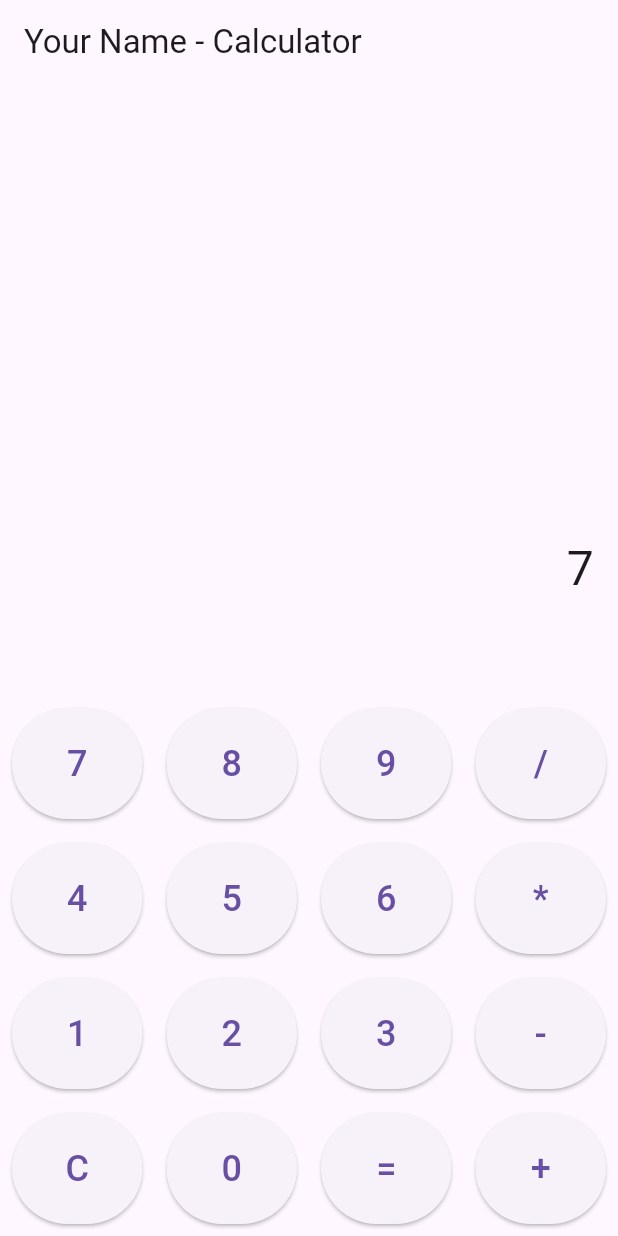
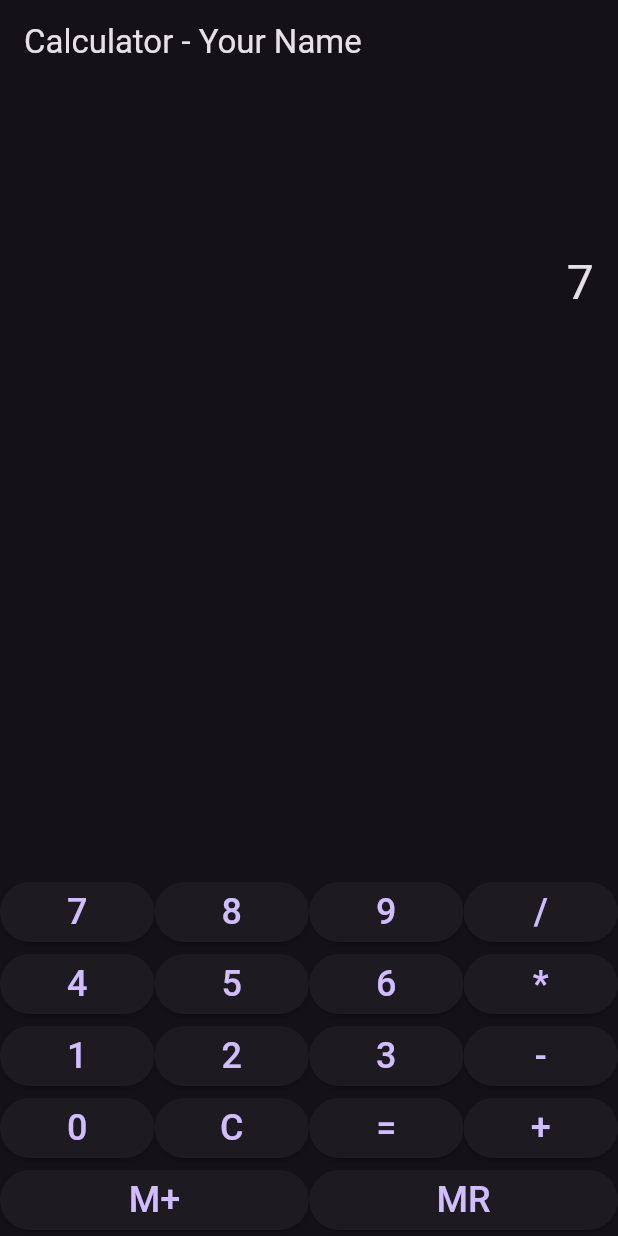
Before and after one commit to Michael-Nester/flutter-calculator, a Flutter app: the screen it shows after launch, after a tap on an icon or button, on a phone screen of 412 x 824 dp. Run offline on Flutter 3.47's test engine with Material 3 defaults, Android fonts, the phone set to English and light mode, and no system bars; missing offline and left inert: expressions.

Commit message:
Added memory features to the calculator app.

```diff
--- a/lib/main.dart
+++ b/lib/main.dart
@@ -1,35 +1,35 @@
+// Added memory functionality to store and recall values
+import 'package:expressions/expressions.dart';
 import 'package:flutter/material.dart';
-import 'package:expressions/expressions.dart';
 
 void main() {
   runApp(const CalculatorApp());
 }
 
 class CalculatorApp extends StatelessWidget {
-  const CalculatorApp({super.key});
+  const CalculatorApp({Key? key}) : super(key: key);
 
   @override
   Widget build(BuildContext context) {
     return MaterialApp(
-      title: 'Your Name - Calculator',
-      theme: ThemeData(
-        primarySwatch: Colors.blue,
-      ),
+      title: 'Calculator - Your Name',
+      theme: ThemeData.dark(),
       home: const CalculatorScreen(),
     );
   }
 }
 
 class CalculatorScreen extends StatefulWidget {
-  const CalculatorScreen({super.key});
+  const CalculatorScreen({Key? key}) : super(key: key);
 
   @override
-  State<CalculatorScreen> createState() => _CalculatorScreenState();
+  _CalculatorScreenState createState() => _CalculatorScreenState();
 }
 
 class _CalculatorScreenState extends State<CalculatorScreen> {
   String _expression = '';
   String _result = '';
+  double? _memory; // Added memory variable
 
   void _onButtonPressed(String value) {
     setState(() {
@@ -40,10 +40,16 @@ class _CalculatorScreenState extends State<CalculatorScreen> {
         try {
           final exp = Expression.parse(_expression);
           final evaluator = const ExpressionEvaluator();
-          final evalResult = evaluator.eval(exp, {});
-          _result = evalResult.toString();
+          _result = evaluator.eval(exp, {}).toString();
+          _expression += ' = $_result';
         } catch (e) {
           _result = 'Error';
+        }
+      } else if (value == 'M+') {
+        _memory = double.tryParse(_result);
+      } else if (value == 'MR') {
+        if (_memory != null) {
+          _expression += _memory.toString();
         }
       } else {
         _expression += value;
@@ -53,18 +59,9 @@ class _CalculatorScreenState extends State<CalculatorScreen> {
 
   Widget _buildButton(String text) {
     return Expanded(
-      child: Padding(
-        padding: const EdgeInsets.all(8.0),
-        child: ElevatedButton(
-          onPressed: () => _onButtonPressed(text),
-          style: ElevatedButton.styleFrom(
-            padding: const EdgeInsets.all(20.0),
-          ),
-          child: Text(
-            text,
-            style: const TextStyle(fontSize: 24),
-          ),
-        ),
+      child: ElevatedButton(
+        onPressed: () => _onButtonPressed(text),
+        child: Text(text, style: const TextStyle(fontSize: 24)),
       ),
     );
   }
@@ -72,31 +69,37 @@ class _CalculatorScreenState extends State<CalculatorScreen> {
   @override
   Widget build(BuildContext context) {
     return Scaffold(
-      appBar: AppBar(title: const Text('Your Name - Calculator')),
+      appBar: AppBar(title: const Text('Calculator - Your Name')),
       body: Column(
         children: [
           Expanded(
             child: Container(
-              alignment: Alignment.bottomRight,
               padding: const EdgeInsets.all(16),
+              alignment: Alignment.centerRight,
               child: Text(
-                '$_expression\n$_result',
+                _expression,
                 style: const TextStyle(fontSize: 32),
-                textAlign: TextAlign.right,
+              ),
+            ),
+          ),
+          Expanded(
+            child: Container(
+              padding: const EdgeInsets.all(16),
+              alignment: Alignment.centerRight,
+              child: Text(
+                _result,
+                style: const TextStyle(fontSize: 32, fontWeight: FontWeight.bold),
               ),
             ),
           ),
           Column(
             children: [
-              ['7', '8', '9', '/'],
-              ['4', '5', '6', '*'],
-              ['1', '2', '3', '-'],
-              ['C', '0', '=', '+'],
-            ].map((row) {
-              return Row(
-                children: row.map((text) => _buildButton(text)).toList(),
-              );
-            }).toList(),
+              Row(children: ['7', '8', '9', '/'].map(_buildButton).toList()),
+              Row(children: ['4', '5', '6', '*'].map(_buildButton).toList()),
+              Row(children: ['1', '2', '3', '-'].map(_buildButton).toList()),
+              Row(children: ['0', 'C', '=', '+'].map(_buildButton).toList()),
+              Row(children: ['M+', 'MR'].map(_buildButton).toList()), // Added memory buttons
+            ],
           ),
         ],
       ),
--- a/pubspec.yaml
+++ b/pubspec.yaml
@@ -30,7 +30,8 @@ environment:
 dependencies:
   flutter:
     sdk: flutter
-  expressions: ^0.2.5
+  expressions: ^0.2.5+2
+
 
 
   # The following adds the Cupertino Icons font to your application.
```
